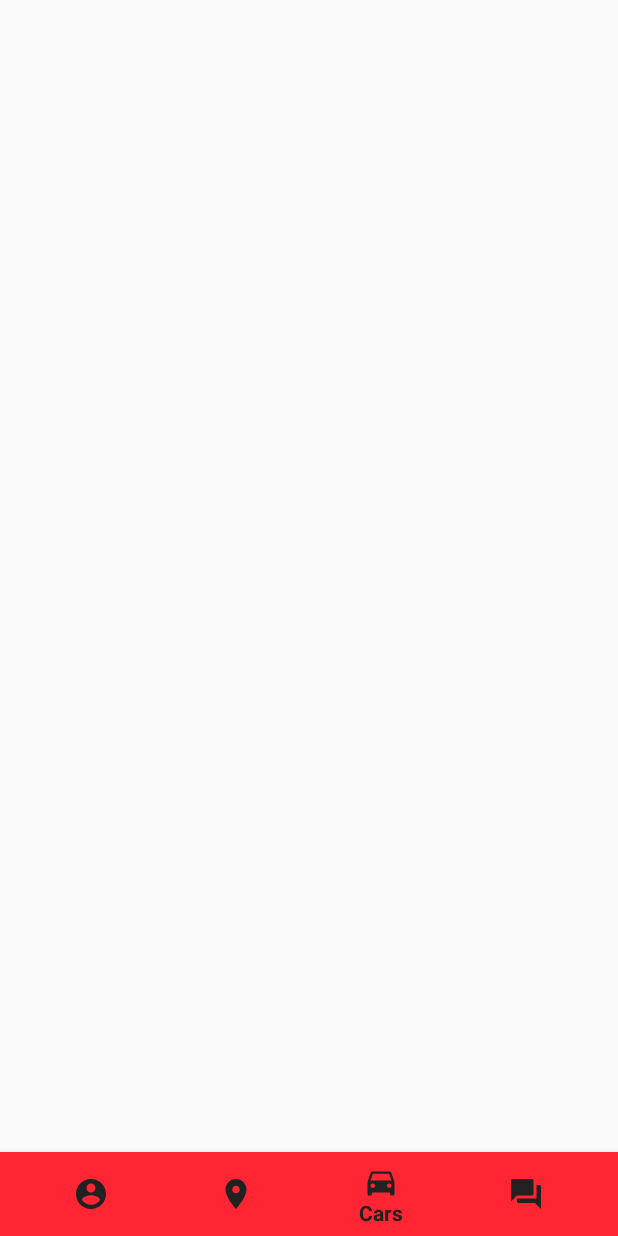
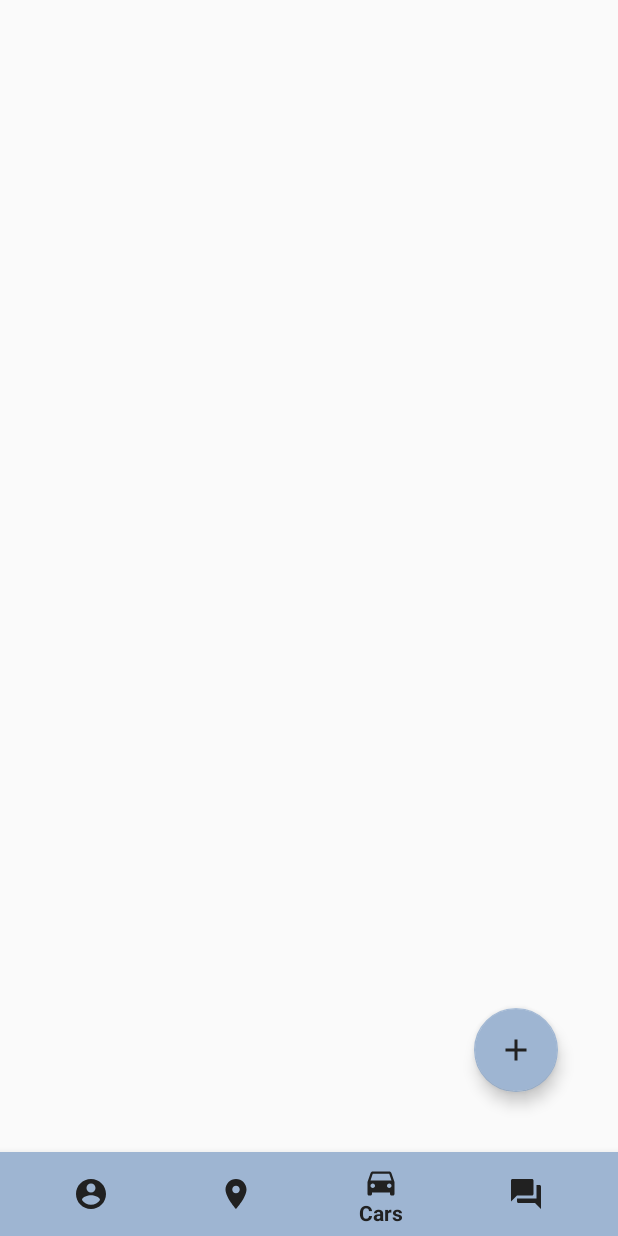
Before and after one commit to CosminCirlea/ElectricTalk, an Android app: the HomeActivity screen opened directly, with no data from a screen before it, item 3 of the bottom bar chosen, on a phone screen of 412 x 824 dp. Run offline under Robolectric (Android 15) with nearby library versions, the phone set to English and light mode, and no system bars; network calls fail.

Commit message:
Added FAB

```diff
--- a/app/src/main/java/com/example/electrictalk/Fragments/CarsFragment.java
+++ b/app/src/main/java/com/example/electrictalk/Fragments/CarsFragment.java
@@ -8,17 +8,29 @@ import android.view.ViewGroup;
 
 import androidx.fragment.app.Fragment;
 
+import com.example.electrictalk.Models.CarModel;
 import com.example.electrictalk.R;
 
+import java.util.ArrayList;
+import java.util.List;
+
 public class CarsFragment extends Fragment {
-    public CarsFragment() {
-        // Required empty public constructor
-    }
+
+    private List<CarModel> carList = new ArrayList<>();
+
     @Override
     public View onCreateView(LayoutInflater inflater, ViewGroup container,
                              Bundle savedInstanceState) {
         // Inflate the layout for this fragment
+        carList.add(new CarModel("fage","FIAT",20));
+        carList.add(new CarModel("fage","FORD",40));
+        carList.add(new CarModel("fage","AUDI",50));
+
         return inflater.inflate(R.layout.fragment_cars, container, false);
+
     }
 
+    public CarsFragment() {
+        // Required empty public constructor
+    }
 }
--- a/app/src/main/java/com/example/electrictalk/Models/CarModel.java
+++ b/app/src/main/java/com/example/electrictalk/Models/CarModel.java
@@ -25,6 +25,12 @@ public class CarModel {
         this.lastTechRevision = lastTechRevision;
         this.userId = userId;
         this.id = id;
+    }
+
+    public CarModel(String model, String company, int batteryLeft) {
+        this.model = model;
+        this.company = company;
+        this.batteryLeft = batteryLeft;
     }
 
     public String getModel() {
--- /dev/null
+++ b/app/src/main/res/drawable/ic_add.xml
@@ -0,0 +1,5 @@
+<vector android:height="40dp" android:tint="#212121"
+    android:viewportHeight="24.0" android:viewportWidth="24.0"
+    android:width="40dp" xmlns:android="http://schemas.android.com/apk/res/android">
+    <path android:fillColor="#FF000000" android:pathData="M13,7h-2v4L7,11v2h4v4h2v-4h4v-2h-4L13,7zM12,2C6.48,2 2,6.48 2,12s4.48,10 10,10 10,-4.48 10,-10S17.52,2 12,2zM12,20c-4.41,0 -8,-3.59 -8,-8s3.59,-8 8,-8 8,3.59 8,8 -3.59,8 -8,8z"/>
+</vector>
--- /dev/null
+++ b/app/src/main/res/drawable/ic_add2.xml
@@ -0,0 +1,5 @@
+<vector android:height="80dp" android:tint="#212121"
+    android:viewportHeight="24.0" android:viewportWidth="24.0"
+    android:width="80dp" xmlns:android="http://schemas.android.com/apk/res/android">
+    <path android:fillColor="#FF000000" android:pathData="M13,7h-2v4L7,11v2h4v4h2v-4h4v-2h-4L13,7zM12,2C6.48,2 2,6.48 2,12s4.48,10 10,10 10,-4.48 10,-10S17.52,2 12,2zM12,20c-4.41,0 -8,-3.59 -8,-8s3.59,-8 8,-8 8,3.59 8,8 -3.59,8 -8,8z"/>
+</vector>
--- /dev/null
+++ b/app/src/main/res/drawable/ic_add_black_24dp.xml
@@ -0,0 +1,5 @@
+<vector android:height="48dp" android:tint="#212121"
+    android:viewportHeight="24.0" android:viewportWidth="24.0"
+    android:width="48dp" xmlns:android="http://schemas.android.com/apk/res/android">
+    <path android:fillColor="#FF000000" android:pathData="M19,13h-6v6h-2v-6H5v-2h6V5h2v6h6v2z"/>
+</vector>
--- a/app/src/main/res/layout/fragment_cars.xml
+++ b/app/src/main/res/layout/fragment_cars.xml
@@ -1,19 +1,26 @@
 <?xml version="1.0" encoding="utf-8"?>
-<LinearLayout xmlns:android="http://schemas.android.com/apk/res/android"
+<RelativeLayout xmlns:android="http://schemas.android.com/apk/res/android"
     xmlns:tools="http://schemas.android.com/tools"
     android:layout_width="match_parent"
     android:layout_height="match_parent"
-    tools:context=".Fragments.CarsFragment"
-    android:orientation="vertical">
-
-    <!-- TODO: Update blank fragment layout -->
+    xmlns:app="http://schemas.android.com/apk/res-auto"
+    tools:context=".Fragments.CarsFragment">
 
     <androidx.recyclerview.widget.RecyclerView
+        android:id="@+id/rv_listed_cars"
         android:layout_width="match_parent"
         android:layout_height="wrap_content"
-
-
+        android:layout_margin="10dp"
         />
 
+    <com.google.android.material.floatingactionbutton.FloatingActionButton
+        android:layout_width="wrap_content"
+        android:layout_height="wrap_content"
+        android:layout_alignParentEnd="true"
+        android:layout_alignParentBottom="true"
+        android:backgroundTint="@color/colorPrimary"
+        android:src="@drawable/ic_add_black_24dp"
+        android:layout_margin="40dp"
+        />
 
-</LinearLayout>
+</RelativeLayout>
--- a/app/src/main/res/layout/row_my_cars.xml
+++ b/app/src/main/res/layout/row_my_cars.xml
@@ -64,8 +64,5 @@
             android:layout_marginBottom="20dp"
             />
 
-
-
     </RelativeLayout>
-
 </androidx.cardview.widget.CardView>
--- a/app/src/main/res/values/colors.xml
+++ b/app/src/main/res/values/colors.xml
@@ -1,10 +1,10 @@
 <?xml version="1.0" encoding="utf-8"?>
 <resources>
-    <color name="colorPrimary">#FFFFFF</color>
-    <color name="colorPrimaryDark">#FFFFFF</color>
+    <color name="colorPrimary">#9EB5D2</color>
+    <color name="colorPrimaryDark">#212121</color>
     <color name="colorWhite">#FFFFFF</color>
     <color name="colorText">#212121</color>
     <color name="colorButton">#212121</color>
     <color name="colorGray">#9EB5D2</color>
-    <color name="toolbarColor">#ff2532</color>
+    <color name="toolbarColor">#9EB5D2</color>
 </resources>
```
Also changed, not shown: app/src/main/java/com/example/electrictalk/Adapters/CarsAdapter.java (added, +71 -0 lines).
